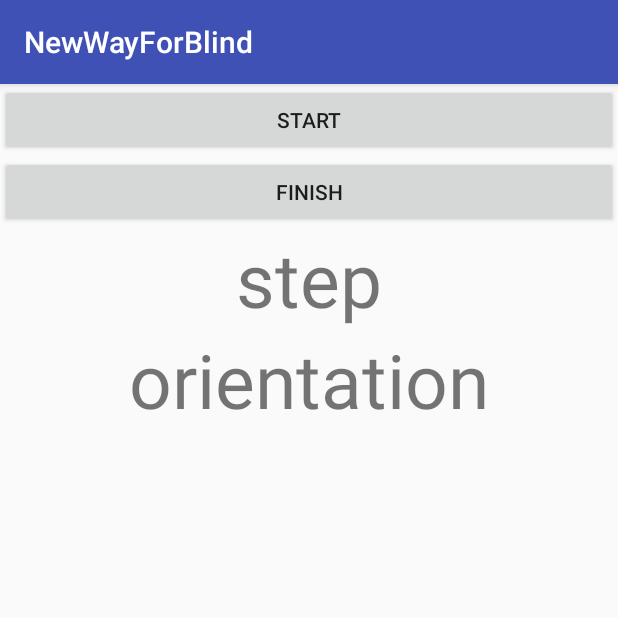
After one commit to tjtmf1/NewWayForBlind, an Android app: the OrientationTestActivity screen opened directly, with no data from a screen before it, on a phone screen of 412 x 824 dp, the top half of it. The commit adds this screen. Run offline under Robolectric (Android 15) with nearby library versions, the phone set to English and light mode, and no system bars.

Commit message:
OrientationTest 추가

```diff
--- a/app/src/main/java/com/example/newwayforblind/MainActivity.java
+++ b/app/src/main/java/com/example/newwayforblind/MainActivity.java
@@ -22,4 +22,9 @@ public class MainActivity extends AppCompatActivity {
         Intent intent = new Intent(getApplicationContext(), SetStepActivity.class);
         startActivity(intent);
     }
+
+    public void onOrientationTest(View view) {
+        Intent intent = new Intent(getApplicationContext(), OrientationTestActivity.class);
+        startActivity(intent);
+    }
 }
--- a/app/src/main/java/com/example/newwayforblind/Orientation.java
+++ b/app/src/main/java/com/example/newwayforblind/Orientation.java
@@ -36,5 +36,5 @@ public class Orientation {
             sensorManager.unregisterListener(sensorEventListener);
     }
 
-    public int getOrientation(){return sensorEventListener.orientation[0];}
+    public int getOrientation(){return sensorEventListener.orientation[0] + 180;}
 }
--- /dev/null
+++ b/app/src/main/java/com/example/newwayforblind/OrientationTestActivity.java
@@ -0,0 +1,51 @@
+package com.example.newwayforblind;
+
+import android.os.Handler;
+import android.os.Message;
+import android.support.v7.app.AppCompatActivity;
+import android.os.Bundle;
+import android.util.Log;
+import android.view.View;
+import android.widget.TextView;
+
+public class OrientationTestActivity extends AppCompatActivity {
+
+    private StepCheck stepCheck;
+    private Handler mHandler;
+    private Orientation mOrientation;
+
+    private TextView step;
+    private TextView orientation;
+
+    @Override
+    protected void onCreate(Bundle savedInstanceState) {
+        super.onCreate(savedInstanceState);
+        setContentView(R.layout.activity_orientation_test);
+
+        step = (TextView) findViewById(R.id.step);
+        orientation = (TextView) findViewById(R.id.orientation);
+
+        mOrientation = new Orientation(getApplicationContext());
+        mHandler = new Handler(){
+            @Override
+            public void handleMessage(Message msg) {
+                super.handleMessage(msg);
+                Log.d("Handler", "");
+                step.setText(stepCheck.getStep() + "");
+                orientation.setText(mOrientation.getOrientation() + "");
+            }
+        };
+        stepCheck = new StepCheck(getApplicationContext(), mHandler);
+    }
+
+    public void onStart(View view) {
+        stepCheck.startSensor();
+        mOrientation.startSensor();
+    }
+
+    public void onFinish(View view) {
+        stepCheck.endSensor();
+        stepCheck.resetStep();
+        mOrientation.endSensor();
+    }
+}
--- a/app/src/main/res/layout/activity_main.xml
+++ b/app/src/main/res/layout/activity_main.xml
@@ -21,4 +21,10 @@
         android:layout_height="wrap_content"
         android:text="SetStep"
         android:onClick="onSetStep"/>
+
+    <Button
+        android:layout_width="match_parent"
+        android:layout_height="wrap_content"
+        android:text="OrientationTest"
+        android:onClick="onOrientationTest"/>
 </LinearLayout>
--- /dev/null
+++ b/app/src/main/res/layout/activity_orientation_test.xml
@@ -0,0 +1,39 @@
+<?xml version="1.0" encoding="utf-8"?>
+<LinearLayout
+    xmlns:android="http://schemas.android.com/apk/res/android"
+    xmlns:app="http://schemas.android.com/apk/res-auto"
+    xmlns:tools="http://schemas.android.com/tools"
+    android:layout_width="match_parent"
+    android:layout_height="match_parent"
+    tools:context=".OrientationTestActivity"
+    android:orientation="vertical">
+
+    <Button
+        android:layout_width="match_parent"
+        android:layout_height="wrap_content"
+        android:text="start"
+        android:onClick="onStart"/>
+
+    <Button
+        android:layout_width="match_parent"
+        android:layout_height="wrap_content"
+        android:text="finish"
+        android:onClick="onFinish"/>
+
+    <TextView
+        android:id="@+id/step"
+        android:layout_width="match_parent"
+        android:layout_height="wrap_content"
+        android:textSize="50sp"
+        android:textAlignment="center"
+        android:text="step"/>
+
+    <TextView
+        android:id="@+id/orientation"
+        android:layout_width="match_parent"
+        android:layout_height="wrap_content"
+        android:textSize="50sp"
+        android:textAlignment="center"
+        android:text="orientation"/>
+
+</LinearLayout>
```
Also changed, not shown: app/src/main/AndroidManifest.xml (+5 -5 lines).
